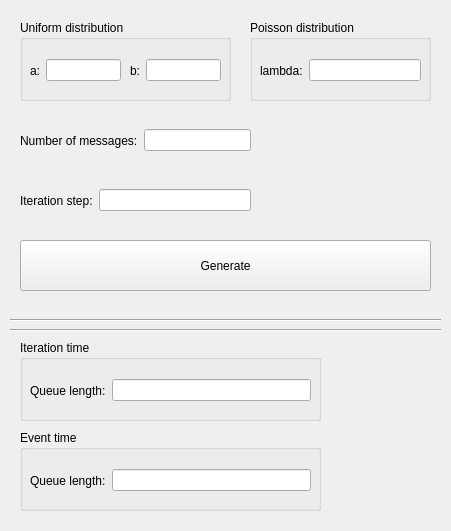
Qt form lab4/widget.ui (platosha-git/Modeling-2) before a commit.
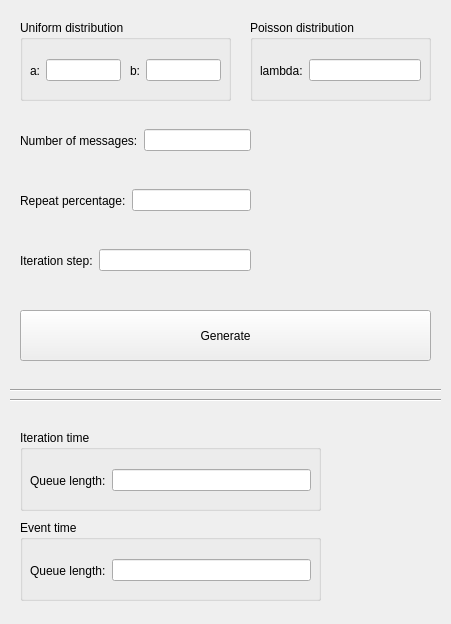
The same form after that commit.

The edit to the form file:
```diff
--- a/lab4/widget.ui
+++ b/lab4/widget.ui
@@ -7,7 +7,7 @@
     <x>0</x>
     <y>0</y>
     <width>451</width>
-    <height>531</height>
+    <height>624</height>
    </rect>
   </property>
   <property name="windowTitle">
@@ -19,22 +19,9 @@
      <x>10</x>
      <y>10</y>
      <width>431</width>
-     <height>511</height>
+     <height>601</height>
     </rect>
    </property>
-   <widget class="QPushButton" name="pushButton">
-    <property name="geometry">
-     <rect>
-      <x>10</x>
-      <y>230</y>
-      <width>411</width>
-      <height>51</height>
-     </rect>
-    </property>
-    <property name="text">
-     <string>Generate</string>
-    </property>
-   </widget>
    <widget class="QGroupBox" name="groupBox">
     <property name="geometry">
      <rect>
@@ -131,7 +118,7 @@
     <property name="geometry">
      <rect>
       <x>0</x>
-      <y>300</y>
+      <y>370</y>
       <width>441</width>
       <height>20</height>
      </rect>
@@ -144,7 +131,7 @@
     <property name="geometry">
      <rect>
       <x>10</x>
-      <y>330</y>
+      <y>420</y>
       <width>301</width>
       <height>81</height>
      </rect>
@@ -175,41 +162,6 @@
      </layout>
     </widget>
    </widget>
-   <widget class="QGroupBox" name="groupBox_4">
-    <property name="geometry">
-     <rect>
-      <x>10</x>
-      <y>420</y>
-      <width>301</width>
-      <height>81</height>
-     </rect>
-    </property>
-    <property name="title">
-     <string>Event time</string>
-    </property>
-    <widget class="QWidget" name="horizontalLayoutWidget_5">
-     <property name="geometry">
-      <rect>
-       <x>10</x>
-       <y>30</y>
-       <width>281</width>
-       <height>41</height>
-      </rect>
-     </property>
-     <layout class="QHBoxLayout" name="horizontalLayout_5">
-      <item>
-       <widget class="QLabel" name="labelA_4">
-        <property name="text">
-         <string>Queue length:</string>
-        </property>
-       </widget>
-      </item>
-      <item>
-       <widget class="QLineEdit" name="lineEvent"/>
-      </item>
-     </layout>
-    </widget>
-   </widget>
    <widget class="QWidget" name="horizontalLayoutWidget_6">
     <property name="geometry">
      <rect>
@@ -245,6 +197,41 @@
      <item>
       <widget class="QLabel" name="labelA_6">
        <property name="text">
+        <string>Repeat percentage:</string>
+       </property>
+      </widget>
+     </item>
+     <item>
+      <widget class="QLineEdit" name="lineRepeat"/>
+     </item>
+    </layout>
+   </widget>
+   <widget class="Line" name="line_2">
+    <property name="geometry">
+     <rect>
+      <x>0</x>
+      <y>380</y>
+      <width>441</width>
+      <height>20</height>
+     </rect>
+    </property>
+    <property name="orientation">
+     <enum>Qt::Horizontal</enum>
+    </property>
+   </widget>
+   <widget class="QWidget" name="horizontalLayoutWidget_8">
+    <property name="geometry">
+     <rect>
+      <x>10</x>
+      <y>230</y>
+      <width>231</width>
+      <height>41</height>
+     </rect>
+    </property>
+    <layout class="QHBoxLayout" name="horizontalLayout_8">
+     <item>
+      <widget class="QLabel" name="labelA_7">
+       <property name="text">
         <string>Iteration step:</string>
        </property>
       </widget>
@@ -254,20 +241,55 @@
      </item>
     </layout>
    </widget>
-   <widget class="Line" name="line_2">
+   <widget class="QPushButton" name="pushButton">
     <property name="geometry">
      <rect>
-      <x>0</x>
-      <y>310</y>
-      <width>441</width>
-      <height>20</height>
+      <x>10</x>
+      <y>300</y>
+      <width>411</width>
+      <height>51</height>
      </rect>
     </property>
-    <property name="orientation">
-     <enum>Qt::Horizontal</enum>
+    <property name="text">
+     <string>Generate</string>
     </property>
    </widget>
   </widget>
+  <widget class="QGroupBox" name="groupBox_4">
+   <property name="geometry">
+    <rect>
+     <x>20</x>
+     <y>520</y>
+     <width>301</width>
+     <height>81</height>
+    </rect>
+   </property>
+   <property name="title">
+    <string>Event time</string>
+   </property>
+   <widget class="QWidget" name="horizontalLayoutWidget_5">
+    <property name="geometry">
+     <rect>
+      <x>10</x>
+      <y>30</y>
+      <width>281</width>
+      <height>41</height>
+     </rect>
+    </property>
+    <layout class="QHBoxLayout" name="horizontalLayout_5">
+     <item>
+      <widget class="QLabel" name="labelA_4">
+       <property name="text">
+        <string>Queue length:</string>
+       </property>
+      </widget>
+     </item>
+     <item>
+      <widget class="QLineEdit" name="lineEvent"/>
+     </item>
+    </layout>
+   </widget>
+  </widget>
  </widget>
  <resources/>
  <connections/>
```
